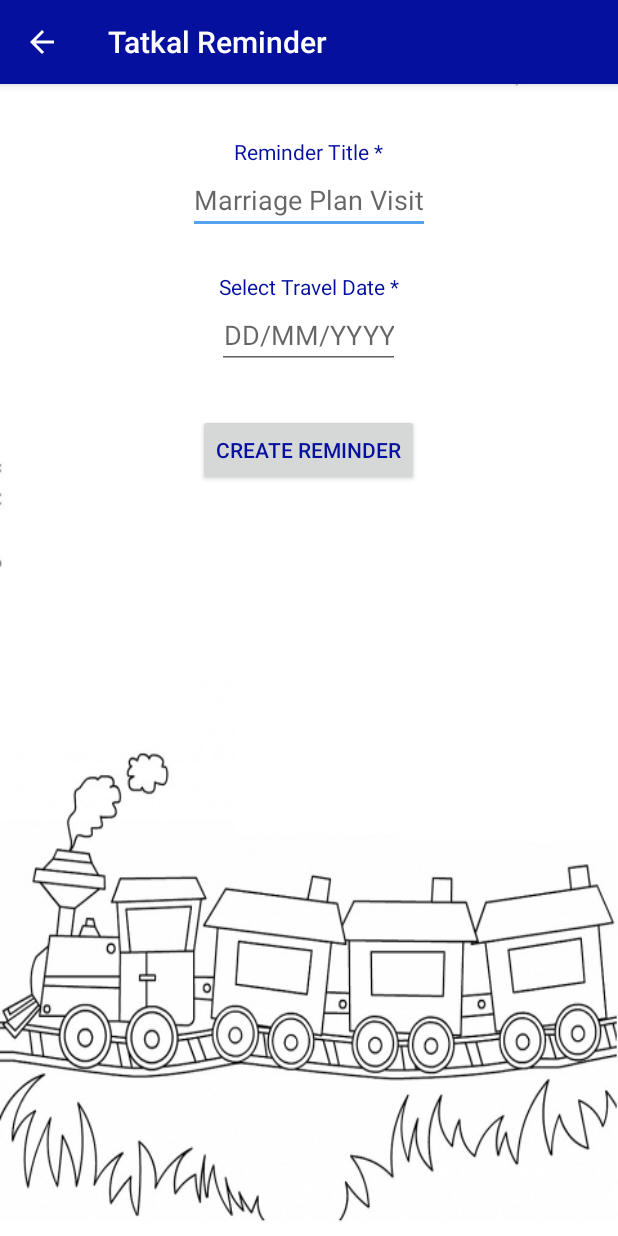
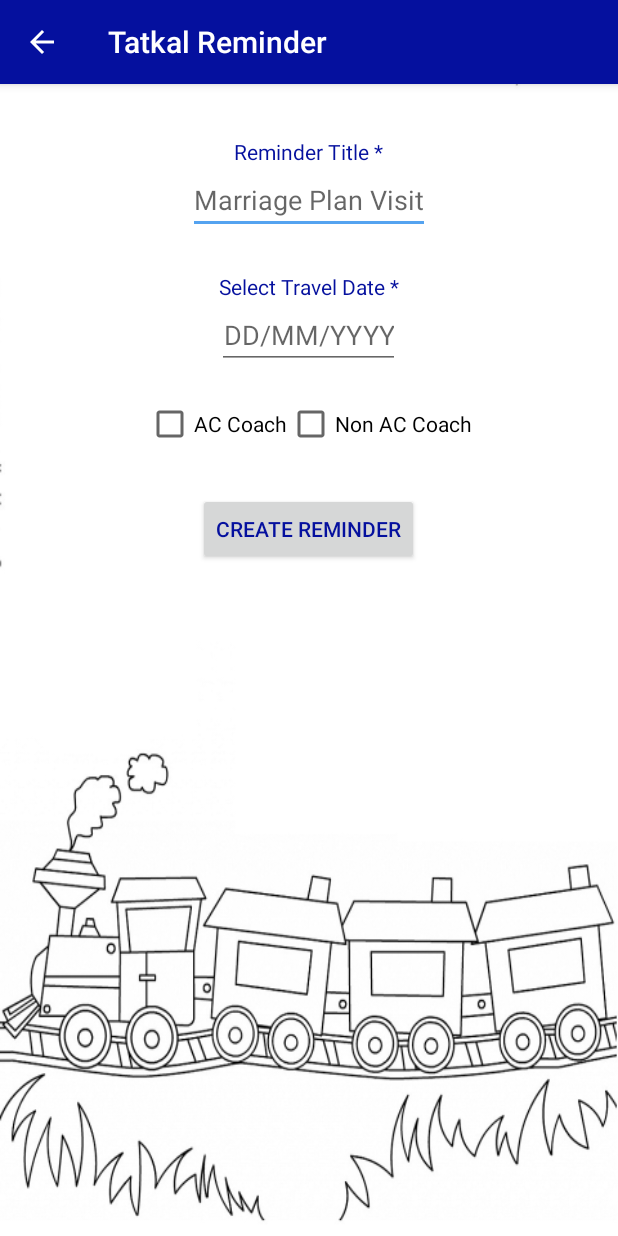
Before and after one commit to agniraj09/irctc-booking-reminder, an Android app: the TatkalReminderActivity screen opened directly, with no data from a screen before it, on a phone screen of 412 x 824 dp. Run offline under Robolectric (Android 15) with nearby library versions, the phone set to English and light mode, and no system bars; our stand-ins replace AdMob.

Commit message:
Checkbox Added in Tatkal Booking Page & Reminder Time Changes

```diff
--- a/app/src/main/java/com/arc/agni/irctcbookingreminder/activities/AdvanceBookingReminderActivity.java
+++ b/app/src/main/java/com/arc/agni/irctcbookingreminder/activities/AdvanceBookingReminderActivity.java
@@ -133,7 +133,7 @@ public class AdvanceBookingReminderActivity extends AppCompatActivity {
             }
 
             Calendar reminderDateAndTime = Calendar.getInstance();
-            reminderDateAndTime.set(input_year, input_month, input_date, 7, 0);
+            reminderDateAndTime.set(input_year, input_month, input_date, 7, 30);
             reminderDateAndTime.add(Calendar.DAY_OF_YEAR, -120);
 
             Calendar dummy = Calendar.getInstance();
--- a/app/src/main/java/com/arc/agni/irctcbookingreminder/activities/CustomReminderActivity.java
+++ b/app/src/main/java/com/arc/agni/irctcbookingreminder/activities/CustomReminderActivity.java
@@ -117,10 +117,10 @@ public class CustomReminderActivity extends AppCompatActivity {
             }
 
             Calendar reminderDateAndTime = Calendar.getInstance();
-            reminderDateAndTime.set(input_year, input_month, input_date, 7, 0);
+            reminderDateAndTime.set(input_year, input_month, input_date, 7, 30);
 
             Calendar travelDateAndTime = Calendar.getInstance();
-            travelDateAndTime.set(travel_year, travel_month, travel_date, 7, 0);
+            travelDateAndTime.set(travel_year, travel_month, travel_date, 7, 30);
 
             ContentValues values = calendarUtil.setEventContentValues(calId, reminderDateAndTime, travelDateAndTime, input_title, reminderType);
             if (ActivityCompat.checkSelfPermission(this, Manifest.permission.WRITE_CALENDAR) != PackageManager.PERMISSION_GRANTED) {
--- a/app/src/main/java/com/arc/agni/irctcbookingreminder/utils/CalendarUtil.java
+++ b/app/src/main/java/com/arc/agni/irctcbookingreminder/utils/CalendarUtil.java
@@ -49,7 +49,7 @@ public class CalendarUtil {
         ContentValues values = new ContentValues();
         TimeZone timeZone = TimeZone.getDefault();
         long startMillis = reminderDateTime.getTimeInMillis();
-        reminderDateTime.add(Calendar.MINUTE, 50);
+        reminderDateTime.add(Calendar.MINUTE, 25);
         long endMillis = reminderDateTime.getTimeInMillis();
         long exMillis = exDate.getTimeInMillis();
 
--- a/app/src/main/res/layout/activity_tatkal_reminder.xml
+++ b/app/src/main/res/layout/activity_tatkal_reminder.xml
@@ -52,11 +52,38 @@
         android:onClick="showDatePickerDialogOnButtonClick"
         android:textAlignment="center" />
 
+    <LinearLayout
+        android:id="@+id/checkBoxes"
+        android:layout_width="wrap_content"
+        android:layout_height="wrap_content"
+        android:layout_gravity="center"
+        android:layout_marginTop="15dp"
+        android:orientation="horizontal"
+        android:layout_centerHorizontal="true"
+        android:layout_below="@id/tr_traveldate">
+
+        <CheckBox
+            android:id="@+id/acCoach"
+            android:layout_width="wrap_content"
+            android:layout_height="wrap_content"
+            android:layout_marginTop="5dp"
+            android:textAlignment="center"
+            android:text="@string/ac" />
+
+        <CheckBox
+            android:id="@+id/nonAcCoach"
+            android:layout_width="wrap_content"
+            android:layout_height="wrap_content"
+            android:layout_marginTop="5dp"
+            android:textAlignment="center"
+            android:text="@string/non_ac" />
+    </LinearLayout>
+
     <Button
         android:id="@+id/create120DayReminderEvent"
         android:layout_width="wrap_content"
         android:layout_height="wrap_content"
-        android:layout_below="@id/tr_traveldate"
+        android:layout_below="@id/checkBoxes"
         android:layout_centerHorizontal="true"
         android:layout_marginTop="30dp"
         android:onClick="createEvent"
@@ -72,4 +99,5 @@
         ads:adSize="BANNER"
         ads:adUnitId="@string/ad_unit_id">
     </com.google.android.gms.ads.AdView>
+
 </RelativeLayout>
--- a/app/src/main/res/values/strings.xml
+++ b/app/src/main/res/values/strings.xml
@@ -18,6 +18,8 @@
     <string name="travel_date_label">Travel Date</string>
     <string name="reminder_date_label">Reminder Date</string>
     <string name="reminder_type_label">Type</string>
+    <string name="ac">AC Coach</string>
+    <string name="non_ac">Non AC Coach</string>
     <string name="okay">OK</string>
     <string name="goto_home">Go to Home</string>
     <string name="create_another">One More</string>
```
Also changed, not shown: app/src/main/java/com/arc/agni/irctcbookingreminder/activities/TatkalReminderActivity.java (+29 -8 lines).
